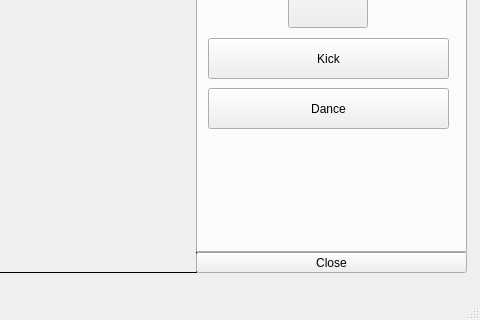
Above: supplementary/gui_v1.ui from msumccoy/robotics before the change; both pictures show x 254 to 734 and y 228 to 548 of the 734 by 548 pixel window. Below: the same form after it.
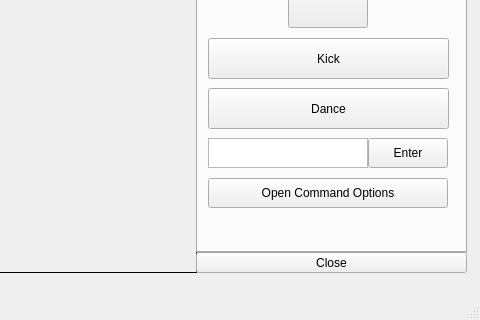
That is the form after the change. The open tabs and pages were chosen to show the change.

What changed in the file:
```diff
--- a/supplementary/gui_v1.ui
+++ b/supplementary/gui_v1.ui
@@ -510,6 +510,42 @@
        <string>Dance</string>
       </property>
      </widget>
+     <widget class="QPlainTextEdit" name="txt_cmd_input">
+      <property name="geometry">
+       <rect>
+        <x>10</x>
+        <y>330</y>
+        <width>160</width>
+        <height>30</height>
+       </rect>
+      </property>
+     </widget>
+     <widget class="QPushButton" name="btn_cmd_enter">
+      <property name="geometry">
+       <rect>
+        <x>170</x>
+        <y>330</y>
+        <width>80</width>
+        <height>30</height>
+       </rect>
+      </property>
+      <property name="text">
+       <string>Enter</string>
+      </property>
+     </widget>
+     <widget class="QPushButton" name="btn_open_dict">
+      <property name="geometry">
+       <rect>
+        <x>10</x>
+        <y>370</y>
+        <width>240</width>
+        <height>30</height>
+       </rect>
+      </property>
+      <property name="text">
+       <string>Open Command Options</string>
+      </property>
+     </widget>
     </widget>
    </widget>
   </widget>
```
Left out of the diff: 2 changed lines with no effect on the pictures.
